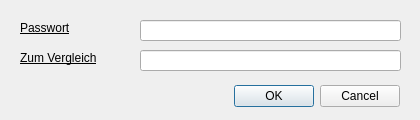
This is passworddialog.ui in SideFx/SecretJournalQt as Qt 5 draws it before an edit. The edited form follows.
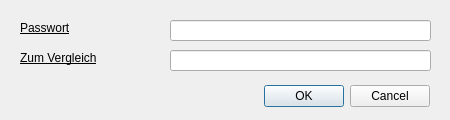
This is the edited form.

```diff
--- a/passworddialog.ui
+++ b/passworddialog.ui
@@ -6,7 +6,7 @@
    <rect>
     <x>0</x>
     <y>0</y>
-    <width>420</width>
+    <width>450</width>
     <height>120</height>
    </rect>
   </property>
@@ -16,7 +16,7 @@
   <widget class="QDialogButtonBox" name="buttonBox">
    <property name="geometry">
     <rect>
-     <x>60</x>
+     <x>90</x>
      <y>80</y>
      <width>340</width>
      <height>32</height>
@@ -34,7 +34,7 @@
     <rect>
      <x>20</x>
      <y>20</y>
-     <width>101</width>
+     <width>141</width>
      <height>16</height>
     </rect>
    </property>
@@ -52,7 +52,7 @@
     <rect>
      <x>20</x>
      <y>50</y>
-     <width>111</width>
+     <width>141</width>
      <height>16</height>
     </rect>
    </property>
@@ -68,7 +68,7 @@
   <widget class="QLineEdit" name="lineEditUpper">
    <property name="geometry">
     <rect>
-     <x>140</x>
+     <x>170</x>
      <y>20</y>
      <width>261</width>
      <height>21</height>
@@ -87,7 +87,7 @@
   <widget class="QLineEdit" name="lineEditLower">
    <property name="geometry">
     <rect>
-     <x>140</x>
+     <x>170</x>
      <y>50</y>
      <width>261</width>
      <height>21</height>
```
